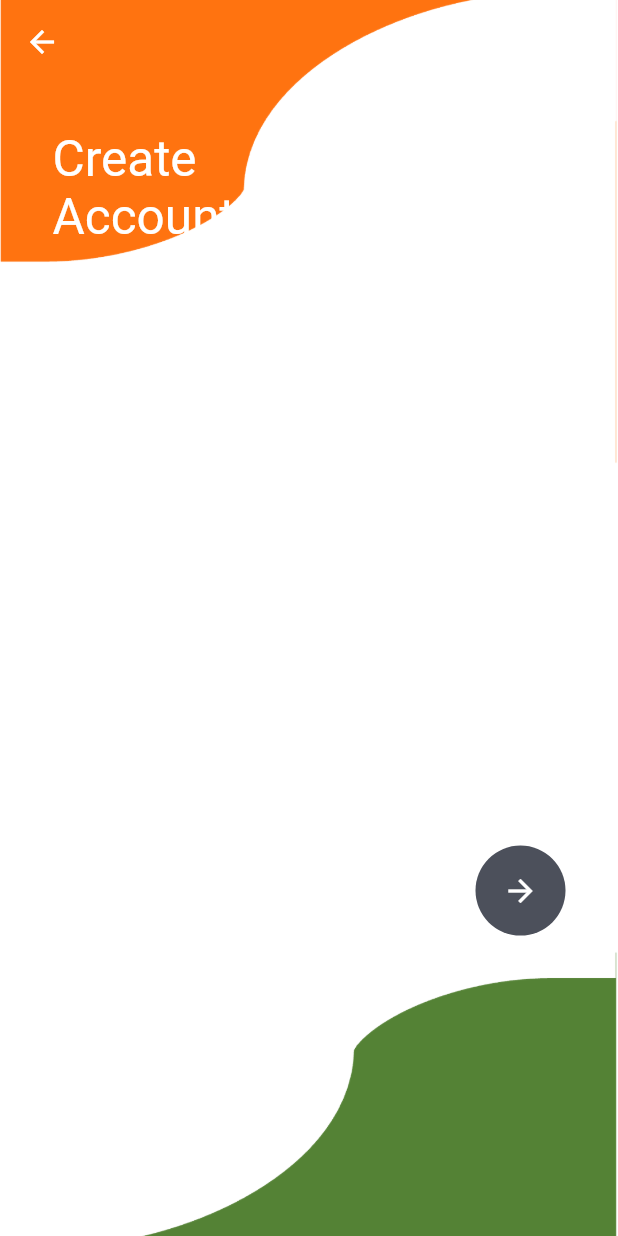
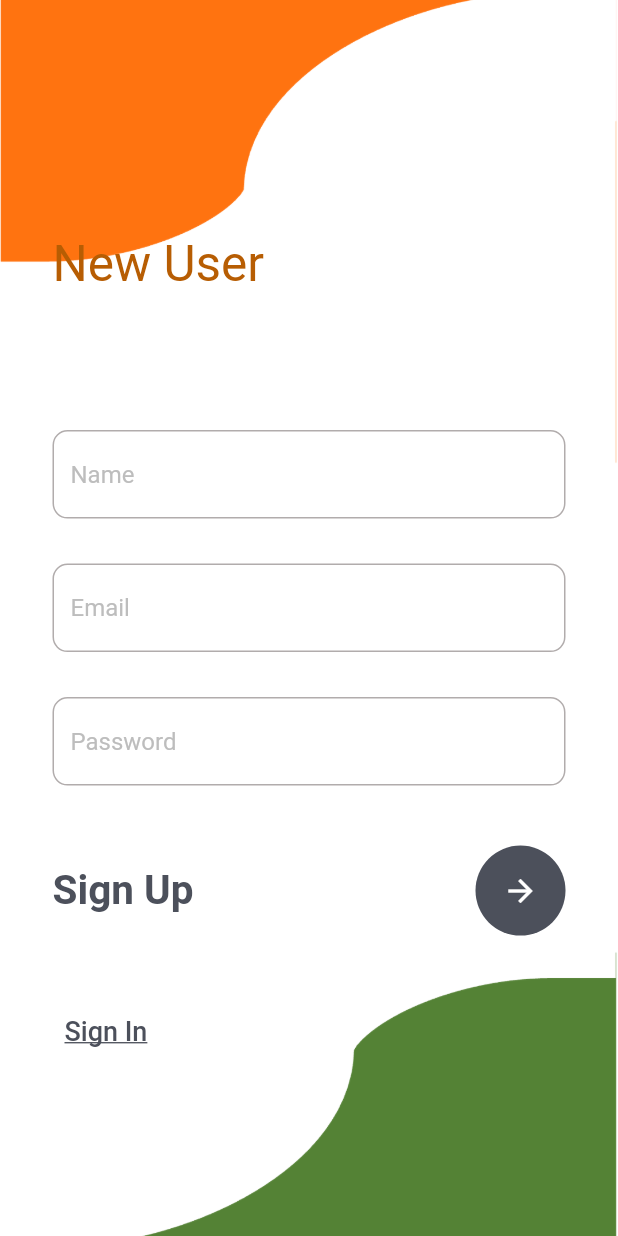
Before and after one commit to nagoorkani/auth_demo, a Flutter app: the MyRegister screen opened directly, on a phone screen of 412 x 824 dp. Run offline on Flutter 3.47's test engine with Material 2 defaults, Android fonts, the phone set to English and light mode, and no system bars.

Commit message:
enhanced styles

```diff
--- a/lib/screens/register.dart
+++ b/lib/screens/register.dart
@@ -12,7 +12,7 @@ class _MyRegisterState extends State<MyRegister> {
   @override
   Widget build(BuildContext context) {
     return Container(
-      decoration: BoxDecoration(
+      decoration: const BoxDecoration(
         image: DecorationImage(
             image: AssetImage('assets/images/kk-register-664x325.png'),
             fit: BoxFit.cover),
@@ -26,10 +26,11 @@ class _MyRegisterState extends State<MyRegister> {
         body: Stack(
           children: [
             Container(
-              padding: EdgeInsets.only(left: 35, top: 30),
+              padding: const EdgeInsets.only(left: 35, top: 100),
               child: Text(
-                'Create\nAccount',
-                style: TextStyle(color: Colors.white, fontSize: 33),
+                'New User',
+                style: TextStyle(
+                    color: Color.fromARGB(255, 183, 93, 3), fontSize: 33),
               ),
             ),
             SingleChildScrollView(
@@ -40,26 +41,50 @@ class _MyRegisterState extends State<MyRegister> {
                   crossAxisAlignment: CrossAxisAlignment.start,
                   children: [
                     Container(
-                      margin: EdgeInsets.only(left: 35, right: 35),
+                      margin: const EdgeInsets.only(left: 35, right: 35),
                       child: Column(
                         children: [
                           TextField(
-                            style: TextStyle(color: Colors.white),
+                            // style: TextStyle(color: Colors.white),
                             decoration: InputDecoration(
                                 enabledBorder: OutlineInputBorder(
                                   borderRadius: BorderRadius.circular(10),
-                                  borderSide: BorderSide(
-                                    color: Colors.white,
+                                  borderSide: const BorderSide(
+                                    color: Color.fromARGB(255, 177, 172, 172),
                                   ),
                                 ),
                                 focusedBorder: OutlineInputBorder(
                                   borderRadius: BorderRadius.circular(10),
-                                  borderSide: BorderSide(
+                                  borderSide: const BorderSide(
                                     color: Colors.black,
                                   ),
                                 ),
                                 hintText: "Name",
-                                hintStyle: TextStyle(color: Colors.white),
+                                hintStyle: TextStyle(color: Colors.grey[400]),
+                                border: OutlineInputBorder(
+                                  borderRadius: BorderRadius.circular(10),
+                                )),
+                          ),
+                          const SizedBox(
+                            height: 30,
+                          ),
+                          TextField(
+                            // style: TextStyle(color: Colors.white),
+                            decoration: InputDecoration(
+                                enabledBorder: OutlineInputBorder(
+                                  borderRadius: BorderRadius.circular(10),
+                                  borderSide: const BorderSide(
+                                    color: Color.fromARGB(255, 177, 172, 172),
+                                  ),
+                                ),
+                                focusedBorder: OutlineInputBorder(
+                                  borderRadius: BorderRadius.circular(10),
+                                  borderSide: const BorderSide(
+                                    color: Colors.black,
+                                  ),
+                                ),
+                                hintText: "Email",
+                                hintStyle: TextStyle(color: Colors.grey[400]),
                                 border: OutlineInputBorder(
                                   borderRadius: BorderRadius.circular(10),
                                 )),
@@ -68,37 +93,13 @@ class _MyRegisterState extends State<MyRegister> {
                             height: 30,
                           ),
                           TextField(
-                            style: TextStyle(color: Colors.white),
-                            decoration: InputDecoration(
-                                enabledBorder: OutlineInputBorder(
-                                  borderRadius: BorderRadius.circular(10),
-                                  borderSide: BorderSide(
-                                    color: Colors.white,
-                                  ),
-                                ),
-                                focusedBorder: OutlineInputBorder(
-                                  borderRadius: BorderRadius.circular(10),
-                                  borderSide: BorderSide(
-                                    color: Colors.black,
-                                  ),
-                                ),
-                                hintText: "Email",
-                                hintStyle: TextStyle(color: Colors.white),
-                                border: OutlineInputBorder(
-                                  borderRadius: BorderRadius.circular(10),
-                                )),
-                          ),
-                          SizedBox(
-                            height: 30,
-                          ),
-                          TextField(
-                            style: TextStyle(color: Colors.white),
+                            // style: TextStyle(color: Colors.white),
                             obscureText: true,
                             decoration: InputDecoration(
                                 enabledBorder: OutlineInputBorder(
                                   borderRadius: BorderRadius.circular(10),
-                                  borderSide: BorderSide(
-                                    color: Colors.white,
+                                  borderSide: const BorderSide(
+                                    color: Color.fromARGB(255, 177, 172, 172),
                                   ),
                                 ),
                                 focusedBorder: OutlineInputBorder(
@@ -108,7 +109,7 @@ class _MyRegisterState extends State<MyRegister> {
                                   ),
                                 ),
                                 hintText: "Password",
-                                hintStyle: TextStyle(color: Colors.white),
+                                hintStyle: TextStyle(color: Colors.grey[400]),
                                 border: OutlineInputBorder(
                                   borderRadius: BorderRadius.circular(10),
                                 )),
@@ -122,7 +123,7 @@ class _MyRegisterState extends State<MyRegister> {
                               Text(
                                 'Sign Up',
                                 style: TextStyle(
-                                    color: Colors.white,
+                                    color: Color(0xff4c505b),
                                     fontSize: 27,
                                     fontWeight: FontWeight.w700),
                               ),
@@ -156,7 +157,7 @@ class _MyRegisterState extends State<MyRegister> {
                                   textAlign: TextAlign.left,
                                   style: TextStyle(
                                       decoration: TextDecoration.underline,
-                                      color: Colors.white,
+                                      color: Color(0xff4c505b),
                                       fontSize: 18),
                                 ),
                                 style: ButtonStyle(),
```
Also changed, not shown: lib/main.dart (+7 -1 lines), lib/screens/login.dart (+59 -13 lines).
